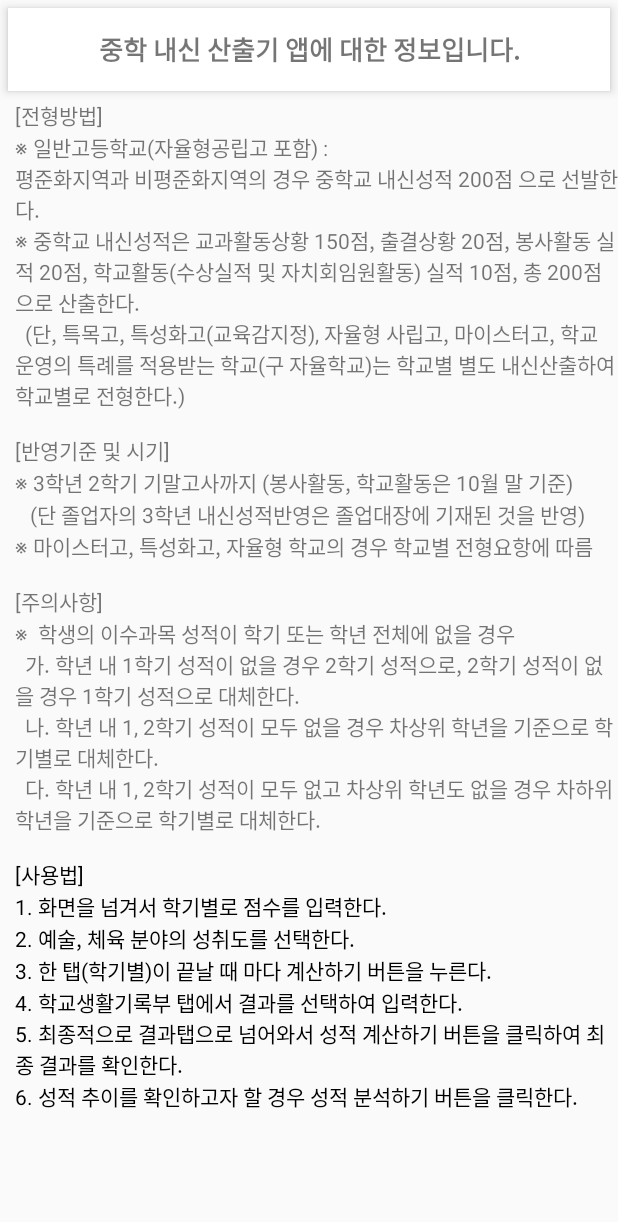
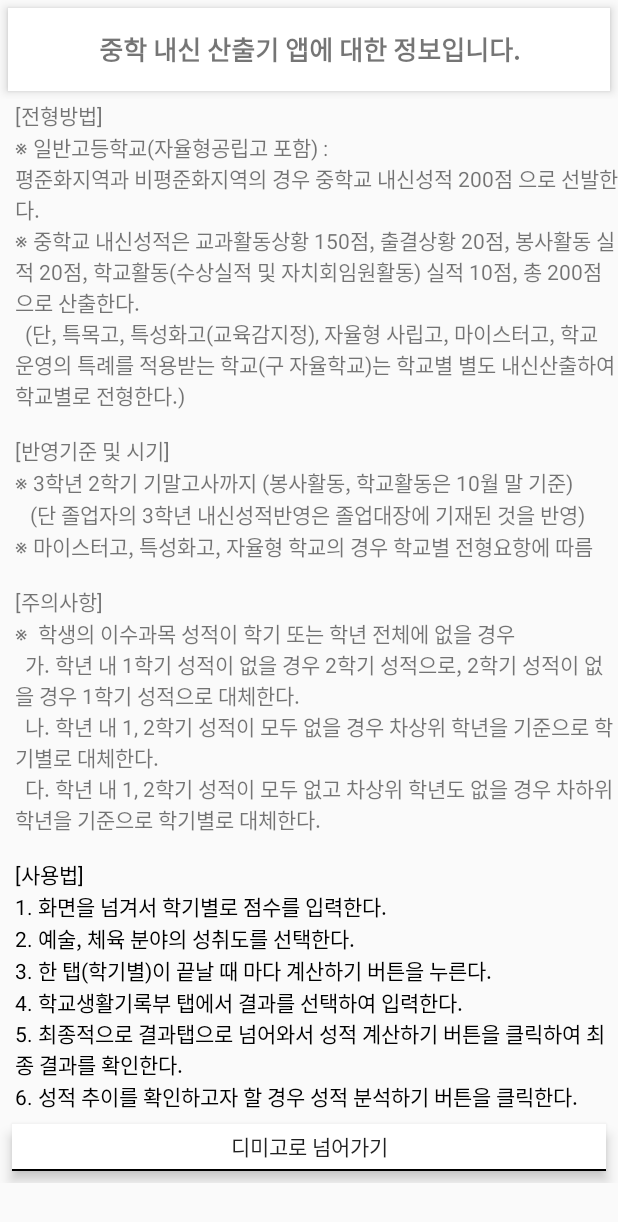
Before and after one commit to jungwoni4080/Gyeong, an Android app: the layout fragment_fragment_inf.xml on its own in the app's theme, with its tools: preview values and no code run, on a phone screen of 412 x 824 dp. Shown: the top 1222 px of the screen. Run offline under Robolectric (Android 15) with nearby library versions, the phone set to English and light mode, and no system bars.

Commit message:
20201010 혹시몰라서

```diff
--- a/app/build.gradle
+++ b/app/build.gradle
@@ -7,8 +7,8 @@ android {
         applicationId 'org.techtown.gyeong'
         minSdkVersion 19
         targetSdkVersion 29
-        versionCode 6
-        versionName "6.0"
+        versionCode 7
+        versionName "7.0"
         testInstrumentationRunner "androidx.test.runner.AndroidJUnitRunner"
     }
     buildTypes {
--- a/app/src/main/AndroidManifest.xml
+++ b/app/src/main/AndroidManifest.xml
@@ -5,7 +5,7 @@
     <application
         android:allowBackup="true"
         android:icon="@mipmap/ic_launcher_calculator"
-        android:label="중학교 내신 산출기"
+        android:label="2021 중학교 내신 산출기"
         android:roundIcon="@mipmap/ic_launcher_calculator_round"
         android:supportsRtl="true"
         android:theme="@style/AppTheme">
--- a/app/src/main/res/layout/fragment_fragment_inf.xml
+++ b/app/src/main/res/layout/fragment_fragment_inf.xml
@@ -213,5 +213,42 @@
                 android:textColor="#000000" />
 
         </LinearLayout>
+
+        <LinearLayout
+            android:layout_width="match_parent"
+            android:layout_height="match_parent"
+            android:orientation="vertical">
+
+            <LinearLayout
+                android:layout_width="match_parent"
+                android:layout_height="match_parent"
+                android:layout_marginLeft="8dp"
+                android:layout_marginTop="8dp"
+                android:layout_marginRight="8dp"
+                android:layout_marginBottom="8dp"
+                android:background="#ffffff"
+                android:elevation="5dp"
+                android:orientation="vertical">
+
+                <Button
+                    android:id="@+id/button3"
+                    android:layout_width="match_parent"
+                    android:layout_height="30dp"
+                    android:background="#00000000"
+                    android:text="디미고로 넘어가기" />
+
+                <View
+                    android:id="@+id/view5"
+                    android:layout_width="match_parent"
+                    android:layout_height="2px"
+                    android:background="#000000" />
+
+            </LinearLayout>
+
+            <LinearLayout
+                android:layout_width="match_parent"
+                android:layout_height="match_parent"
+                android:orientation="horizontal"></LinearLayout>
+        </LinearLayout>
     </LinearLayout>
 </ScrollView>
```
